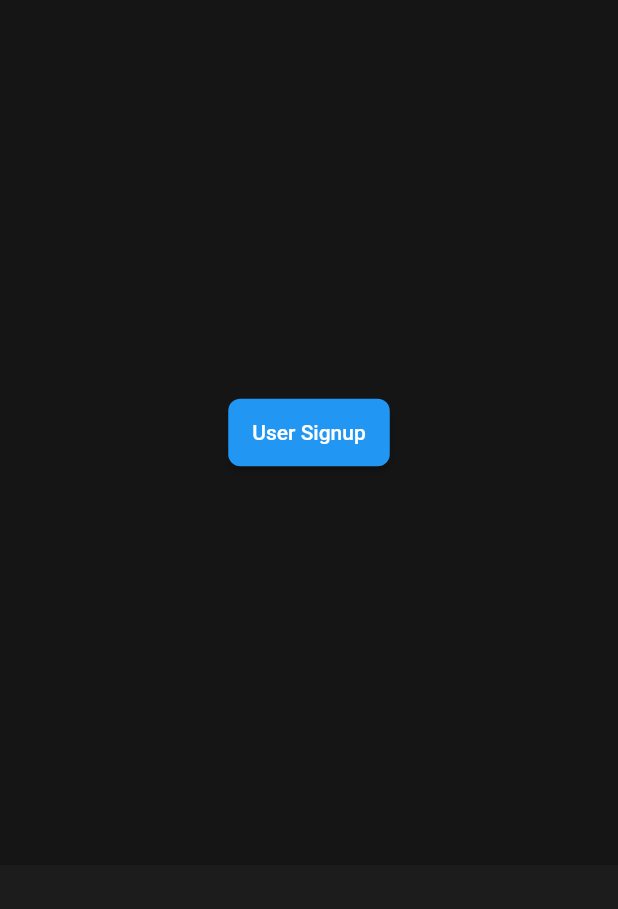
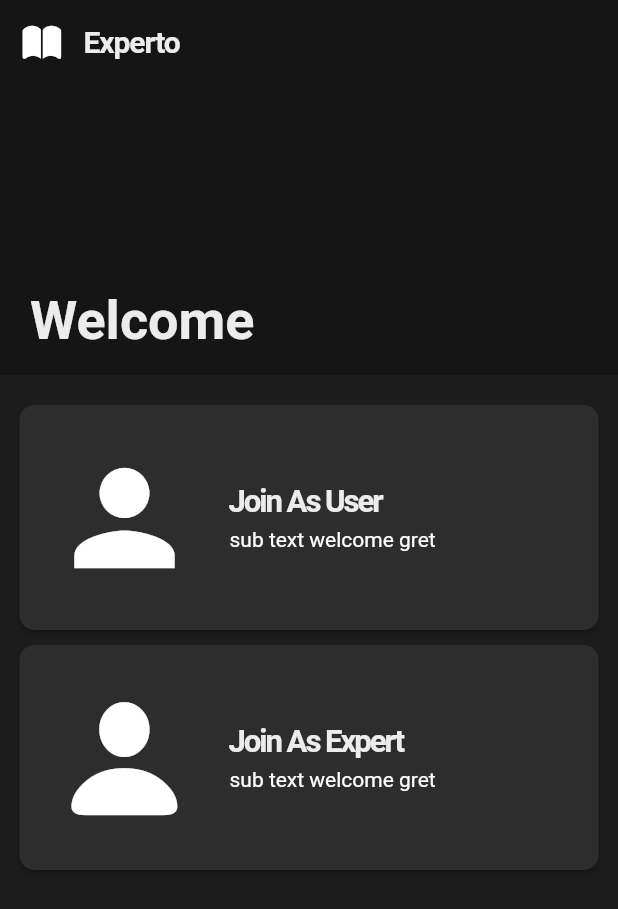
Before and after one commit to MeRajat/experto, a Flutter app: the screen it shows after launch, on a phone screen of 412 x 824 dp. Shown: the top 909 px of the screen. Run offline on Flutter 3.47's test engine with Material 2 defaults, Android fonts, the phone set to English and light mode, and no system bars; our stand-ins replace firebase_auth; accounts and stored records are empty; Roboto replaces fonts that are missing (Ubuntu); project files that could hold a hidden picture were left out.

Commit message:
changed home page

```diff
--- /dev/null
+++ b/lib/home_page/app_bar.dart
@@ -0,0 +1,34 @@
+import "package:flutter/material.dart";
+
+import "../user_page/app_bar.dart";
+
+class CustomFlexibleSpace extends StatelessWidget {
+  @override
+  Widget build(BuildContext context) {
+    return FlexibleSpaceBar(
+      titlePadding: EdgeInsets.all(20),
+      background: Column(
+        mainAxisAlignment: MainAxisAlignment.end,
+        crossAxisAlignment: CrossAxisAlignment.start,
+        children: <Widget>[
+          Padding(
+            padding: EdgeInsets.only(left: 20, bottom: 15),
+            child: Text(
+              "Welcome",
+              style: Theme.of(context).textTheme.title,
+              textScaleFactor: 1.8,
+            ),
+          ),
+        ],
+      ),
+    );
+  }
+}
+
+
+class Appbar extends StatelessWidget{
+  @override
+  Widget build(BuildContext context) {
+    return CustomAppBar(250,"Experto", CustomFlexibleSpace());
+  }
+}
--- a/lib/home_page/home_page.dart
+++ b/lib/home_page/home_page.dart
@@ -1,4 +1,7 @@
 import "package:flutter/material.dart";
+
+import "./app_bar.dart";
+import "./cards.dart";
 
 class HomePage extends StatelessWidget {
   @override
@@ -7,33 +10,36 @@ class HomePage extends StatelessWidget {
       body: CustomScrollView(
         physics: BouncingScrollPhysics(),
         slivers: <Widget>[
-          SliverToBoxAdapter(
-            child: Container(
-              color: Theme.of(context).appBarTheme.color,
-              height: MediaQuery.of(context).size.height * .7,
-              child: Align(
-                child: RaisedButton(
-                  child: Text("User Signup"),
-                  onPressed: () {
-                    Navigator.pushNamed(context,'/user_signup');
-                  },
-                ),
-              ),
-            ),
-          ),
-          SliverToBoxAdapter(
-            child: Container(
-              color: Theme.of(context).scaffoldBackgroundColor,
-              height: MediaQuery.of(context).size.height * .7,
-              child: Align(
-                child: RaisedButton(
-                  child: Text("Expert Signup"),
-                  onPressed: () {},
-                ),
-              ),
-            ),
-          ),
-        ],
+          Appbar(),
+          Cards(),
+
+    //       SliverToBoxAdapter(
+    //         child: Container(
+    //           color: Theme.of(context).appBarTheme.color,
+    //           height: MediaQuery.of(context).size.height * .7,
+    //           child: Align(
+    //             child: RaisedButton(
+    //               child: Text("User Signup"),
+    //               onPressed: () {
+    //                 Navigator.pushNamed(context,'/user_signup');
+    //               },
+    //             ),
+    //           ),
+    //         ),
+    //       ),
+    //       SliverToBoxAdapter(
+    //         child: Container(
+    //           color: Theme.of(context).scaffoldBackgroundColor,
+    //           height: MediaQuery.of(context).size.height * .7,
+    //           child: Align(
+    //             child: RaisedButton(
+    //               child: Text("Expert Signup"),
+    //               onPressed: () {},
+    //             ),
+    //           ),
+    //         ),
+    //       ),
+         ],
       ),
     );
   }
```
Also changed, not shown: lib/home_page/cards.dart (added, +81 -0 lines).
